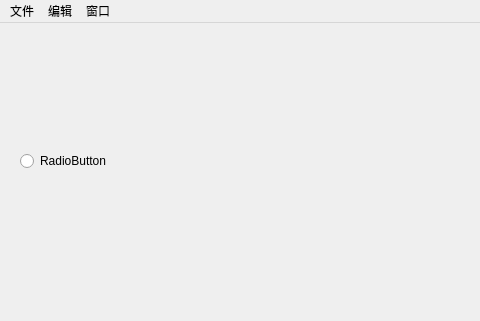
The window that flow_main.ui (yukuan1991/VSM) describes before a commit, drawn with Qt 5; both pictures show x 0 to 480 and y 0 to 321 of the 800 by 600 pixel window.
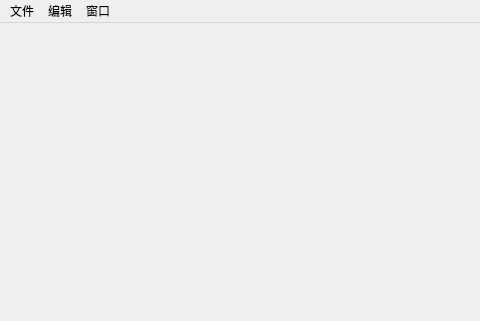
The same window after the commit. Icons and pictures are not drawn.

The edit to the form file:
```diff
--- a/flow_main.ui
+++ b/flow_main.ui
@@ -13,21 +13,7 @@
   <property name="windowTitle">
    <string>Value Stream Mapping</string>
   </property>
-  <widget class="QWidget" name="centralwidget">
-   <widget class="QRadioButton" name="radioButton">
-    <property name="geometry">
-     <rect>
-      <x>20</x>
-      <y>130</y>
-      <width>89</width>
-      <height>16</height>
-     </rect>
-    </property>
-    <property name="text">
-     <string>RadioButton</string>
-    </property>
-   </widget>
-  </widget>
+  <widget class="QWidget" name="centralwidget"/>
   <widget class="QMenuBar" name="menubar">
    <property name="geometry">
     <rect>
```
Left out of the diff: 2 changed lines with no effect on the pictures.
